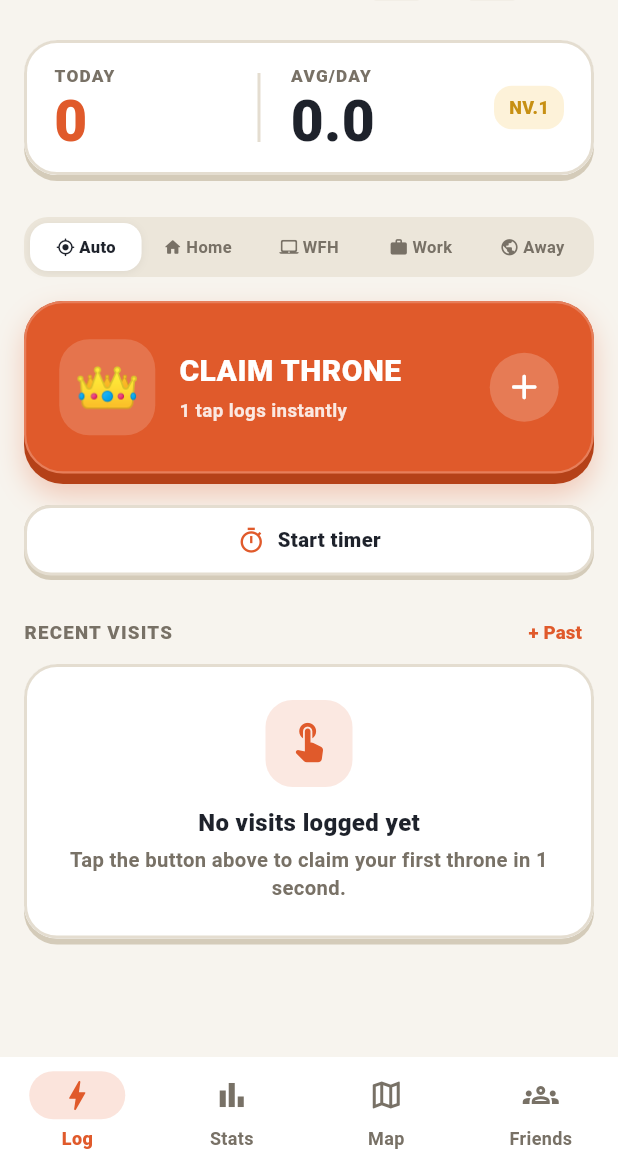
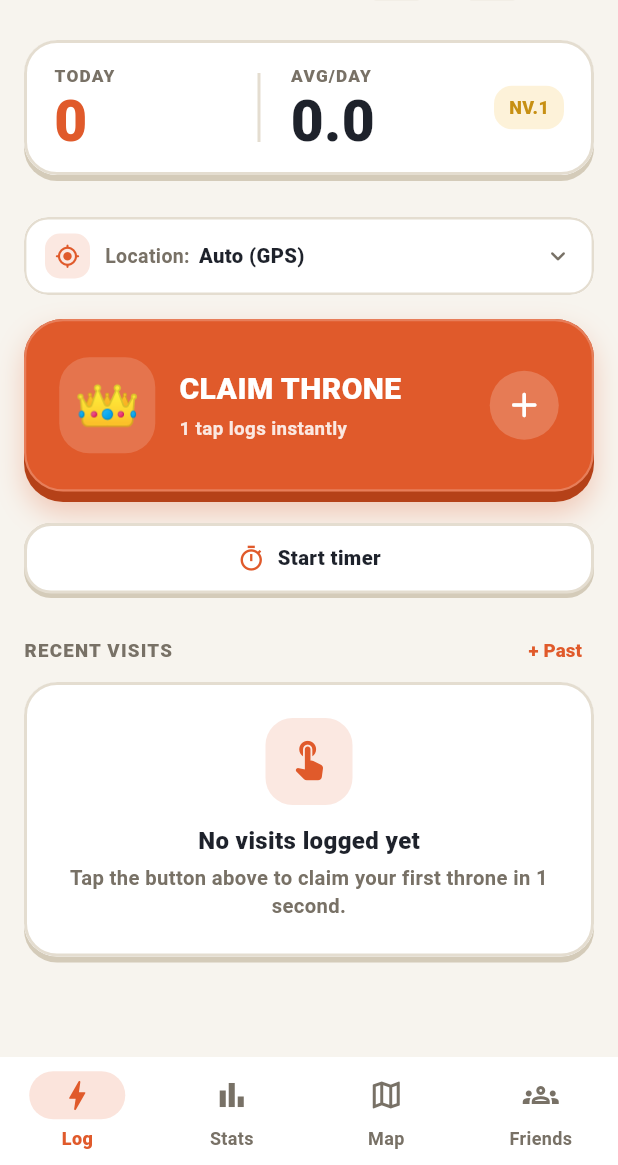
Before and after one commit to goritm/Trono, a Flutter app: the screen it shows after launch, after a tap on "Skip", on a phone screen of 412 x 824 dp, the part 71-1236 px from its top. Run offline on Flutter 3.47's test engine with Material 3 defaults, Android fonts, the phone set to English and light mode, and no system bars; our stand-ins replace file_picker, flutter_map, geolocator, latlong2, local_auth, material_ui and 5 more; missing offline and left inert: home_widget; accounts and stored records are empty; network calls fail; statements that could not run were skipped.

Commit message:
feat(home): replace cramped 5-segment strip with single location pill & bottom sheet

```diff
--- a/lib/screens/home_screen.dart
+++ b/lib/screens/home_screen.dart
@@ -192,6 +192,153 @@ class _HomeScreenState extends State<HomeScreen> {
       actionLabel: s.undoAction,
       onAction: () => controller.saveLog(log),
     );
+  }
+
+  Future<void> _showLocationModeSheet(BuildContext context, AppStrings s) async {
+    final picked = await showModalBottomSheet<_QuickLocationMode>(
+      context: context,
+      showDragHandle: true,
+      backgroundColor: TronoColors.surface(context),
+      shape: const RoundedRectangleBorder(
+        borderRadius: BorderRadius.vertical(top: Radius.circular(28)),
+      ),
+      builder: (sheetCtx) {
+        final options = <({
+          _QuickLocationMode mode,
+          ValueKey<String> key,
+          IconData icon,
+          Color color,
+          String title,
+          String subtitle,
+        })>[
+          (
+            mode: _QuickLocationMode.auto,
+            key: const ValueKey('quick_loc_auto'),
+            icon: Icons.my_location_rounded,
+            color: TronoColors.terracotta,
+            title: s.locationAutoTitle,
+            subtitle: s.locationAutoSub,
+          ),
+          (
+            mode: _QuickLocationMode.home,
+            key: const ValueKey('quick_loc_home'),
+            icon: Icons.home_rounded,
+            color: TronoColors.goldLip,
+            title: s.quickHomeButton,
+            subtitle: s.locationHomeSub,
+          ),
+          (
+            mode: _QuickLocationMode.wfh,
+            key: const ValueKey('quick_loc_wfh'),
+            icon: Icons.laptop_mac_rounded,
+            color: TronoColors.sage,
+            title: s.wfhLocationName,
+            subtitle: s.locationWfhSub,
+          ),
+          (
+            mode: _QuickLocationMode.work,
+            key: const ValueKey('quick_loc_work'),
+            icon: Icons.work_rounded,
+            color: Theme.of(sheetCtx).brightness == Brightness.dark
+                ? TronoColors.darkInk
+                : TronoColors.obsidian,
+            title: s.quickWorkButton,
+            subtitle: s.locationWorkSub,
+          ),
+          (
+            mode: _QuickLocationMode.away,
+            key: const ValueKey('quick_loc_away'),
+            icon: Icons.public_rounded,
+            color: TronoColors.terracotta,
+            title: s.quickAwayButton,
+            subtitle: s.locationAwaySub,
+          ),
+        ];
+
+        return SafeArea(
+          child: SingleChildScrollView(
+            padding: const EdgeInsets.fromLTRB(20, 0, 20, 20),
+            child: Column(
+              mainAxisSize: MainAxisSize.min,
+              crossAxisAlignment: CrossAxisAlignment.start,
+              children: [
+                Text(
+                  s.locationField,
+                  style: TextStyle(
+                    fontSize: 18,
+                    fontWeight: FontWeight.w900,
+                    color: TronoColors.ink(sheetCtx),
+                  ),
+                ),
+                const SizedBox(height: 12),
+                ...options.map((opt) {
+                  final active = opt.mode == _locationMode;
+                  return Padding(
+                    padding: const EdgeInsets.only(bottom: 8),
+                    child: Material(
+                      key: opt.key,
+                      color: active
+                          ? TronoColors.terracotta.withValues(alpha: 0.12)
+                          : TronoColors.bg(sheetCtx),
+                      shape: RoundedRectangleBorder(
+                        borderRadius: BorderRadius.circular(16),
+                        side: BorderSide(
+                          color: active
+                              ? TronoColors.terracotta
+                              : TronoColors.border(sheetCtx),
+                          width: active ? 2 : 1.5,
+                        ),
+                      ),
+                      clipBehavior: Clip.antiAlias,
+                      child: ListTile(
+                        onTap: () {
+                          HapticFeedback.selectionClick();
+                          Navigator.of(sheetCtx).pop(opt.mode);
+                        },
+                        leading: Container(
+                          width: 40,
+                          height: 40,
+                          decoration: BoxDecoration(
+                            color: opt.color.withValues(alpha: 0.14),
+                            borderRadius: BorderRadius.circular(12),
+                          ),
+                          child: Icon(opt.icon, color: opt.color, size: 21),
+                        ),
+                        title: Text(
+                          opt.title,
+                          style: TextStyle(
+                            fontWeight: FontWeight.w900,
+                            fontSize: 14.5,
+                            color: TronoColors.ink(sheetCtx),
+                          ),
+                        ),
+                        subtitle: Text(
+                          opt.subtitle,
+                          style: TextStyle(
+                            fontSize: 12,
+                            fontWeight: FontWeight.w600,
+                            color: TronoColors.muted(sheetCtx),
+                          ),
+                        ),
+                        trailing: active
+                            ? const Icon(
+                                Icons.check_circle_rounded,
+                                color: TronoColors.terracotta,
+                              )
+                            : null,
+                      ),
+                    ),
+                  );
+                }),
+              ],
+            ),
+          ),
+        );
+      },
+    );
+    if (picked != null && mounted) {
+      setState(() => _locationMode = picked);
+    }
   }
 
   String _formatClock(int seconds) {
@@ -400,18 +547,12 @@ class _HomeScreenState extends State<HomeScreen> {
               ),
               const SizedBox(height: 24),
 
-              // Compact Location Mode Selector (Auto · Home · WFH · Work · Away)
-              _LocationModeSelector(
+              // Clean Single-Pill Location Selector (opens full-label bottom sheet)
+              _LocationPickerPill(
+                key: const ValueKey('home_location_picker_btn'),
                 selected: _locationMode,
-                autoLabel: s.quickAutoChip,
-                homeLabel: s.quickHomeButton,
-                wfhLabel: s.quickWfhButton,
-                workLabel: s.quickWorkCompactButton,
-                awayLabel: s.quickAwayButton,
-                onChanged: (mode) {
-                  HapticFeedback.selectionClick();
-                  setState(() => _locationMode = mode);
-                },
+                hasSalary: controller.hasHourlyRate,
+                onTap: () => _showLocationModeSheet(context, s),
               ),
               const SizedBox(height: 16),
 
@@ -830,142 +971,113 @@ class _AnimatedHeroLogButtonState extends State<_AnimatedHeroLogButton>
   }
 }
 
-class _LocationModeSelector extends StatelessWidget {
-  const _LocationModeSelector({
+class _LocationPickerPill extends StatelessWidget {
+  const _LocationPickerPill({
+    super.key,
     required this.selected,
-    required this.autoLabel,
-    required this.homeLabel,
-    required this.wfhLabel,
-    required this.workLabel,
-    required this.awayLabel,
-    required this.onChanged,
+    required this.hasSalary,
+    required this.onTap,
   });
 
   final _QuickLocationMode selected;
-  final String autoLabel;
-  final String homeLabel;
-  final String wfhLabel;
-  final String workLabel;
-  final String awayLabel;
-  final ValueChanged<_QuickLocationMode> onChanged;
-
-  @override
-  Widget build(BuildContext context) {
-    final isDark = Theme.of(context).brightness == Brightness.dark;
-    return Container(
-      padding: const EdgeInsets.all(4),
-      decoration: BoxDecoration(
-        color: isDark ? const Color(0xFF1A1E27) : const Color(0xFFECE6DA),
-        borderRadius: BorderRadius.circular(16),
-      ),
-      child: Row(
-        children: [
-          _ModeTab(
-            key: const ValueKey('quick_loc_auto'),
-            icon: Icons.my_location_rounded,
-            label: autoLabel,
-            active: selected == _QuickLocationMode.auto,
-            onTap: () => onChanged(_QuickLocationMode.auto),
-          ),
-          _ModeTab(
-            key: const ValueKey('quick_loc_home'),
-            icon: Icons.home_rounded,
-            label: homeLabel,
-            active: selected == _QuickLocationMode.home,
-            activeColor: TronoColors.goldLip,
-            onTap: () => onChanged(_QuickLocationMode.home),
-          ),
-          _ModeTab(
-            key: const ValueKey('quick_loc_wfh'),
-            icon: Icons.laptop_mac_rounded,
-            label: wfhLabel,
-            active: selected == _QuickLocationMode.wfh,
-            activeColor: TronoColors.sage,
-            onTap: () => onChanged(_QuickLocationMode.wfh),
-          ),
-          _ModeTab(
-            key: const ValueKey('quick_loc_work'),
-            icon: Icons.work_rounded,
-            label: workLabel,
-            active: selected == _QuickLocationMode.work,
-            activeColor: isDark ? TronoColors.darkInk : TronoColors.obsidian,
-            onTap: () => onChanged(_QuickLocationMode.work),
-          ),
-          _ModeTab(
-            key: const ValueKey('quick_loc_away'),
-            icon: Icons.public_rounded,
-            label: awayLabel,
-            active: selected == _QuickLocationMode.away,
-            activeColor: TronoColors.terracotta,
-            onTap: () => onChanged(_QuickLocationMode.away),
-          ),
-        ],
-      ),
-    );
-  }
-}
-
-class _ModeTab extends StatelessWidget {
-  const _ModeTab({
-    super.key,
-    required this.icon,
-    required this.label,
-    required this.active,
-    this.activeColor,
-    required this.onTap,
-  });
-
-  final IconData icon;
-  final String label;
-  final bool active;
-  final Color? activeColor;
+  final bool hasSalary;
   final VoidCallback onTap;
 
   @override
   Widget build(BuildContext context) {
-    final fg = active
-        ? (activeColor ?? TronoColors.ink(context))
-        : TronoColors.muted(context);
+    final s = AppStrings.of(context);
+    final isDark = Theme.of(context).brightness == Brightness.dark;
+    final isPaid =
+        selected == _QuickLocationMode.wfh ||
+        selected == _QuickLocationMode.work;
 
-    return Expanded(
-      child: GestureDetector(
+    final (IconData icon, Color accent, String label) = switch (selected) {
+      _QuickLocationMode.auto => (
+        Icons.my_location_rounded,
+        TronoColors.terracotta,
+        s.locationAutoTitle,
+      ),
+      _QuickLocationMode.home => (
+        Icons.home_rounded,
+        TronoColors.goldLip,
+        s.quickHomeButton,
+      ),
+      _QuickLocationMode.wfh => (
+        Icons.laptop_mac_rounded,
+        TronoColors.sage,
+        s.wfhLocationName,
+      ),
+      _QuickLocationMode.work => (
+        Icons.work_rounded,
+        isDark ? TronoColors.darkInk : TronoColors.obsidian,
+        s.quickWorkButton,
+      ),
+      _QuickLocationMode.away => (
+        Icons.public_rounded,
+        TronoColors.terracotta,
+        s.quickAwayButton,
+      ),
+    };
+
+    return Material(
+      color: TronoColors.surface(context),
+      shape: RoundedRectangleBorder(
+        borderRadius: BorderRadius.circular(16),
+        side: BorderSide(
+          color: isPaid
+              ? TronoColors.gold
+              : TronoColors.border(context),
+          width: isPaid ? 2 : 1.6,
+        ),
+      ),
+      clipBehavior: Clip.antiAlias,
+      child: InkWell(
         onTap: onTap,
-        child: AnimatedContainer(
-          duration: const Duration(milliseconds: 160),
-          padding: const EdgeInsets.symmetric(horizontal: 2, vertical: 8),
-          decoration: BoxDecoration(
-            color: active ? TronoColors.surface(context) : Colors.transparent,
-            borderRadius: BorderRadius.circular(12),
-            boxShadow: active
-                ? [
-                    BoxShadow(
-                      color: Colors.black.withValues(alpha: 0.06),
-                      blurRadius: 4,
-                      offset: const Offset(0, 1),
-                    ),
-                  ]
-                : null,
-          ),
-          child: FittedBox(
-            fit: BoxFit.scaleDown,
-            child: Row(
-              mainAxisSize: MainAxisSize.min,
-              mainAxisAlignment: MainAxisAlignment.center,
-              children: [
-                Icon(icon, size: 13, color: fg),
-                const SizedBox(width: 2.5),
-                Text(
+        child: Padding(
+          padding: const EdgeInsets.symmetric(horizontal: 14, vertical: 11),
+          child: Row(
+            children: [
+              Container(
+                width: 30,
+                height: 30,
+                decoration: BoxDecoration(
+                  color: accent.withValues(alpha: 0.14),
+                  borderRadius: BorderRadius.circular(10),
+                ),
+                child: Icon(icon, size: 17, color: accent),
+              ),
+              const SizedBox(width: 10),
+              Text(
+                '${s.locationField}:',
+                style: TextStyle(
+                  fontSize: 13,
+                  fontWeight: FontWeight.w700,
+                  color: TronoColors.muted(context),
+                ),
+              ),
+              const SizedBox(width: 6),
+              Expanded(
+                child: Text(
                   label,
                   maxLines: 1,
-                  softWrap: false,
+                  overflow: TextOverflow.ellipsis,
                   style: TextStyle(
-                    fontSize: 11,
-                    fontWeight: active ? FontWeight.w900 : FontWeight.w700,
-                    color: fg,
+                    fontSize: 13.5,
+                    fontWeight: FontWeight.w900,
+                    color: TronoColors.ink(context),
                   ),
                 ),
+              ),
+              if (isPaid && hasSalary) ...[
+                const Text('💰', style: TextStyle(fontSize: 14)),
+                const SizedBox(width: 4),
               ],
-            ),
+              Icon(
+                Icons.keyboard_arrow_down_rounded,
+                size: 20,
+                color: TronoColors.muted(context),
+              ),
+            ],
           ),
         ),
       ),
```
Also changed, not shown: lib/l10n/app_strings.dart (+15 -0 lines), 3 other files.
